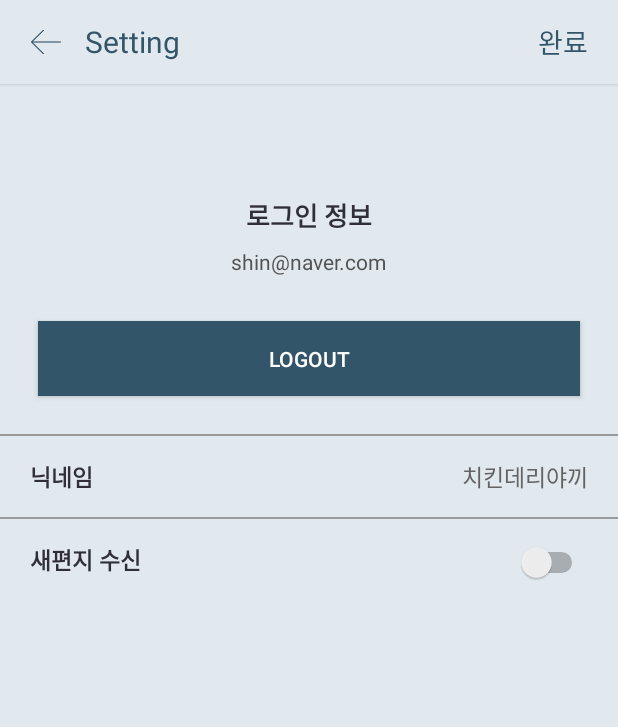
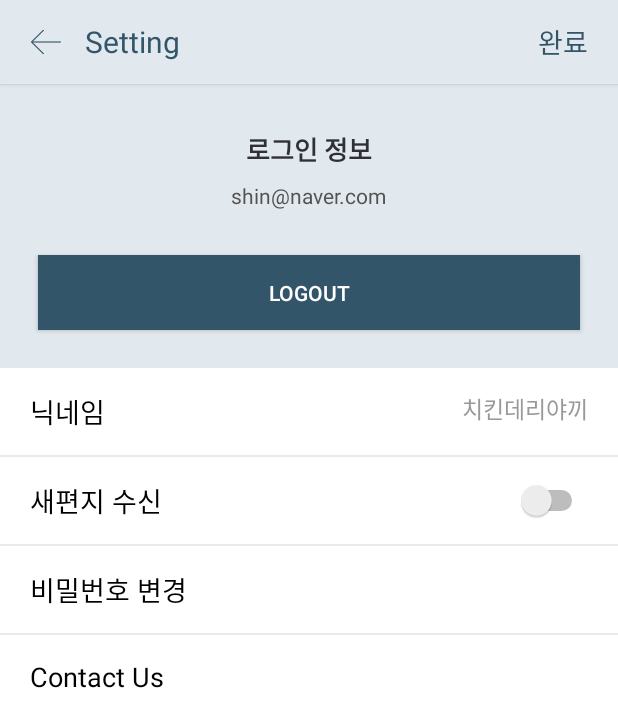
Before and after one commit to SignalHouse/Android-dear, an Android app: the MyPageActivity screen opened directly, with no data from a screen before it, on a phone screen of 412 x 824 dp. Shown: the top 727 px of the screen. Run offline under Robolectric (Android 15) with nearby library versions, the phone set to English and light mode, and no system bars; our stand-ins replace ButterKnife.

Commit message:
mypage update

```diff
--- a/app/src/main/java/nexters/com/dear/activity/MyPageActivity.java
+++ b/app/src/main/java/nexters/com/dear/activity/MyPageActivity.java
@@ -1,5 +1,6 @@
 package nexters.com.dear.activity;
 
+import android.content.Intent;
 import android.support.v7.app.AppCompatActivity;
 import android.os.Bundle;
 import android.support.v7.widget.Toolbar;
@@ -24,6 +25,10 @@ public class MyPageActivity extends AppCompatActivity {
     TextView txtTitle;
     @BindView(R.id.tool_bar_base_txt)
     TextView txtComplete;
+    @BindView(R.id.mypage_dscrp_change_pw)
+    TextView txtChangePW;
+    @BindView(R.id.mypage_dscrp_contact)
+    TextView txtContact;
 
     @Override
     protected void onCreate(Bundle savedInstanceState) {
@@ -51,4 +56,15 @@ public class MyPageActivity extends AppCompatActivity {
     void onConfirmClicked(){
         finish();
     }
+
+    @OnClick(R.id.mypage_dscrp_contact)
+    void onContactClicked(){
+
+    }
+
+    @OnClick(R.id.mypage_dscrp_change_pw)
+    void onChangePWClikced(){
+        Intent i = new Intent(MyPageActivity.this, PWUpdateActivity.class);
+        startActivity(i);
+    }
 }
--- a/app/src/main/res/layout/activity_my_page.xml
+++ b/app/src/main/res/layout/activity_my_page.xml
@@ -26,11 +26,12 @@
         android:textSize="17dp"
         android:textStyle="bold"
         android:textColor="#302f37"
+        android:layout_marginTop="@dimen/margin_side_long"
         app:layout_constraintBottom_toBottomOf="parent"
         app:layout_constraintEnd_toEndOf="parent"
         app:layout_constraintStart_toStartOf="parent"
         app:layout_constraintTop_toTopOf="parent"
-        app:layout_constraintVertical_bias="0.1"
+        app:layout_constraintVertical_bias="0"
         />
 
     <TextView
@@ -64,11 +65,13 @@
         app:layout_constraintVertical_bias="0"
         />
 
+
+
         <View
             android:id="@+id/mypage_divider1"
             android:layout_width="match_parent"
-        android:layout_height="1dp"
-        android:background="#999999"
+            android:layout_height="0dp"
+            android:background="#ffffff"
             android:layout_marginTop="25dp"
             app:layout_constraintBottom_toBottomOf="parent"
             app:layout_constraintEnd_toEndOf="parent"
@@ -84,13 +87,12 @@
             android:text="닉네임"
             android:layout_marginLeft="20dp"
             android:layout_marginTop="15dp"
-        android:textSize="15dp"
-        android:textColor="#302f37"
-        android:textStyle="bold"
+            android:textSize="@dimen/default_dscrp_size"
+            android:textColor="#000000"
             app:layout_constraintBottom_toBottomOf="parent"
             app:layout_constraintEnd_toEndOf="parent"
             app:layout_constraintStart_toStartOf="parent"
-        app:layout_constraintTop_toBottomOf="@+id/mypage_divider1"
+            app:layout_constraintTop_toTopOf="@+id/mypage_divider1"
             app:layout_constraintVertical_bias="0"
             app:layout_constraintHorizontal_bias="0"
             />
@@ -103,11 +105,11 @@
             android:layout_marginRight="20dp"
             android:layout_marginTop="15dp"
             android:textSize="15dp"
-        android:textColor="#636363"
+            android:textColor="@color/colorGray"
             app:layout_constraintBottom_toBottomOf="parent"
             app:layout_constraintEnd_toEndOf="parent"
             app:layout_constraintStart_toStartOf="parent"
-        app:layout_constraintTop_toBottomOf="@+id/mypage_divider1"
+            app:layout_constraintTop_toTopOf="@+id/mypage_divider1"
             app:layout_constraintVertical_bias="0"
             app:layout_constraintHorizontal_bias="1"
             />
@@ -116,8 +118,9 @@
             android:id="@+id/mypage_divider2"
             android:layout_width="match_parent"
             android:layout_height="1dp"
-        android:background="#999999"
+            android:background="@color/colorGray"
             android:layout_marginTop="15dp"
+            android:alpha=".2"
             app:layout_constraintBottom_toBottomOf="parent"
             app:layout_constraintEnd_toEndOf="parent"
             app:layout_constraintStart_toStartOf="parent"
@@ -132,9 +135,8 @@
             android:text="새편지 수신"
             android:layout_marginLeft="20dp"
             android:layout_marginTop="15dp"
-        android:textSize="15dp"
-        android:textColor="#302f37"
-        android:textStyle="bold"
+            android:textSize="@dimen/default_dscrp_size"
+            android:textColor="#000000"
             app:layout_constraintBottom_toBottomOf="parent"
             app:layout_constraintEnd_toEndOf="parent"
             app:layout_constraintStart_toStartOf="parent"
@@ -149,6 +151,7 @@
             android:layout_height="wrap_content"
             android:layout_marginRight="20dp"
             android:layout_marginTop="15dp"
+            android:autoSizeMinTextSize="20dp"
             app:layout_constraintBottom_toBottomOf="parent"
             app:layout_constraintEnd_toEndOf="parent"
             app:layout_constraintStart_toStartOf="parent"
@@ -156,5 +159,65 @@
             app:layout_constraintVertical_bias="0"
             app:layout_constraintHorizontal_bias="1"
             />
+
+        <View
+            android:id="@+id/mypage_divider3"
+            android:layout_width="match_parent"
+            android:layout_height="1dp"
+            android:background="@color/colorGray"
+            android:layout_marginTop="15dp"
+            android:alpha=".2"
+            app:layout_constraintBottom_toBottomOf="parent"
+            app:layout_constraintEnd_toEndOf="parent"
+            app:layout_constraintStart_toStartOf="parent"
+            app:layout_constraintTop_toBottomOf="@+id/mypage_dscrp_notification"
+            app:layout_constraintVertical_bias="0"
+            />
+
+        <TextView
+            android:id="@+id/mypage_dscrp_change_pw"
+            android:layout_width="wrap_content"
+            android:layout_height="wrap_content"
+            android:text="비밀번호 변경"
+            android:textSize="@dimen/default_dscrp_size"
+            android:textColor="#000000"
+            android:layout_marginTop="15dp"
+            android:layout_marginLeft="@dimen/margin_side"
+            app:layout_constraintBottom_toBottomOf="parent"
+            app:layout_constraintEnd_toEndOf="parent"
+            app:layout_constraintStart_toStartOf="parent"
+            app:layout_constraintTop_toBottomOf="@+id/mypage_divider3"
+            app:layout_constraintVertical_bias="0"
+            app:layout_constraintHorizontal_bias="0" />
+
+        <View
+            android:id="@+id/mypage_divider4"
+            android:layout_width="match_parent"
+            android:layout_height="1dp"
+            android:background="@color/colorGray"
+            android:layout_marginTop="15dp"
+            android:alpha=".2"
+            app:layout_constraintBottom_toBottomOf="parent"
+            app:layout_constraintEnd_toEndOf="parent"
+            app:layout_constraintStart_toStartOf="parent"
+            app:layout_constraintTop_toBottomOf="@+id/mypage_dscrp_change_pw"
+            app:layout_constraintVertical_bias="0"
+            />
+
+        <TextView
+            android:id="@+id/mypage_dscrp_contact"
+            android:layout_width="wrap_content"
+            android:layout_height="wrap_content"
+            android:text="Contact Us"
+            android:textSize="@dimen/default_dscrp_size"
+            android:textColor="#000000"
+            android:layout_marginTop="15dp"
+            android:layout_marginLeft="@dimen/margin_side"
+            app:layout_constraintBottom_toBottomOf="parent"
+            app:layout_constraintEnd_toEndOf="parent"
+            app:layout_constraintStart_toStartOf="parent"
+            app:layout_constraintTop_toBottomOf="@+id/mypage_divider4"
+            app:layout_constraintVertical_bias="0"
+            app:layout_constraintHorizontal_bias="0" />
     </android.support.constraint.ConstraintLayout>
 </LinearLayout>
```
Lines whose indentation alone changed are shown as unchanged.
